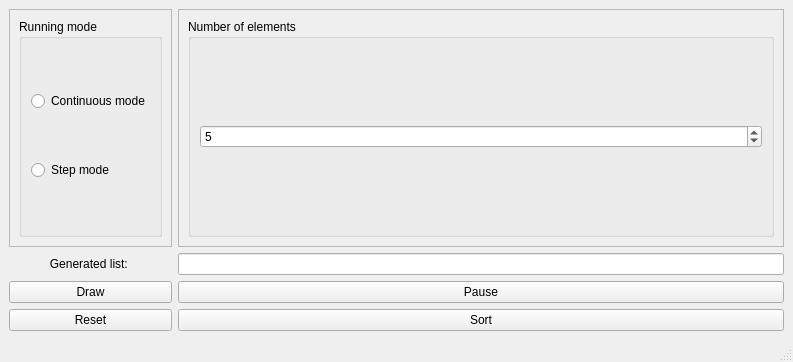
Before: the Qt Designer form menu/ui/MainWindow.ui in NinjaTrappeur/SE, drawn with Qt 5.
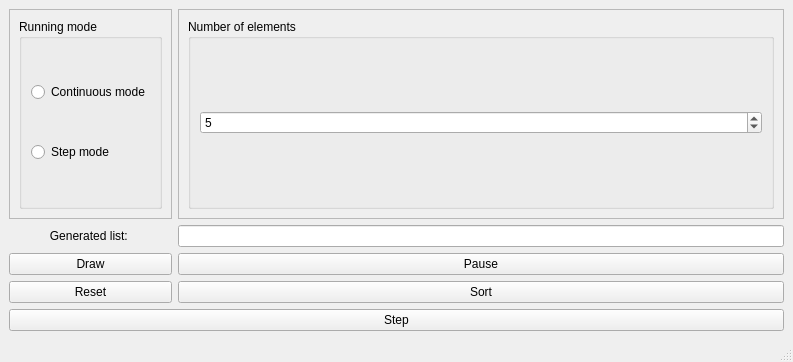
After: the same form once the commit is applied.

```diff
--- a/menu/ui/MainWindow.ui
+++ b/menu/ui/MainWindow.ui
@@ -116,7 +116,7 @@
          </property>
          <layout class="QGridLayout" name="gridLayout_5">
           <item row="0" column="0">
-           <widget class="QDoubleSpinBox" name="stepButton">
+           <widget class="QDoubleSpinBox" name="stepSpinBox">
             <property name="decimals">
              <number>0</number>
             </property>
@@ -134,6 +134,13 @@
       </layout>
      </widget>
     </item>
+    <item row="6" column="0" colspan="2">
+     <widget class="QPushButton" name="stepButton">
+      <property name="text">
+       <string>Step</string>
+      </property>
+     </widget>
+    </item>
    </layout>
   </widget>
   <widget class="QMenuBar" name="menubar">
```
Left out of the diff: 16 changed lines with no effect on the pictures.
